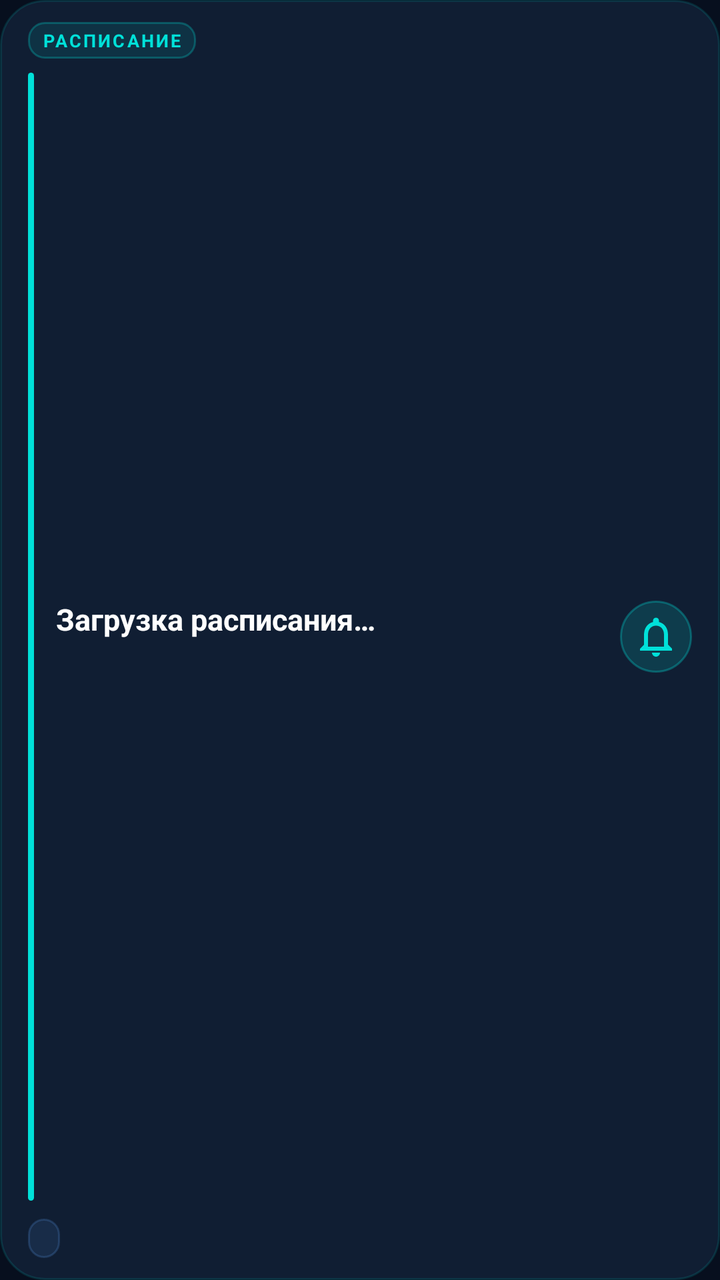
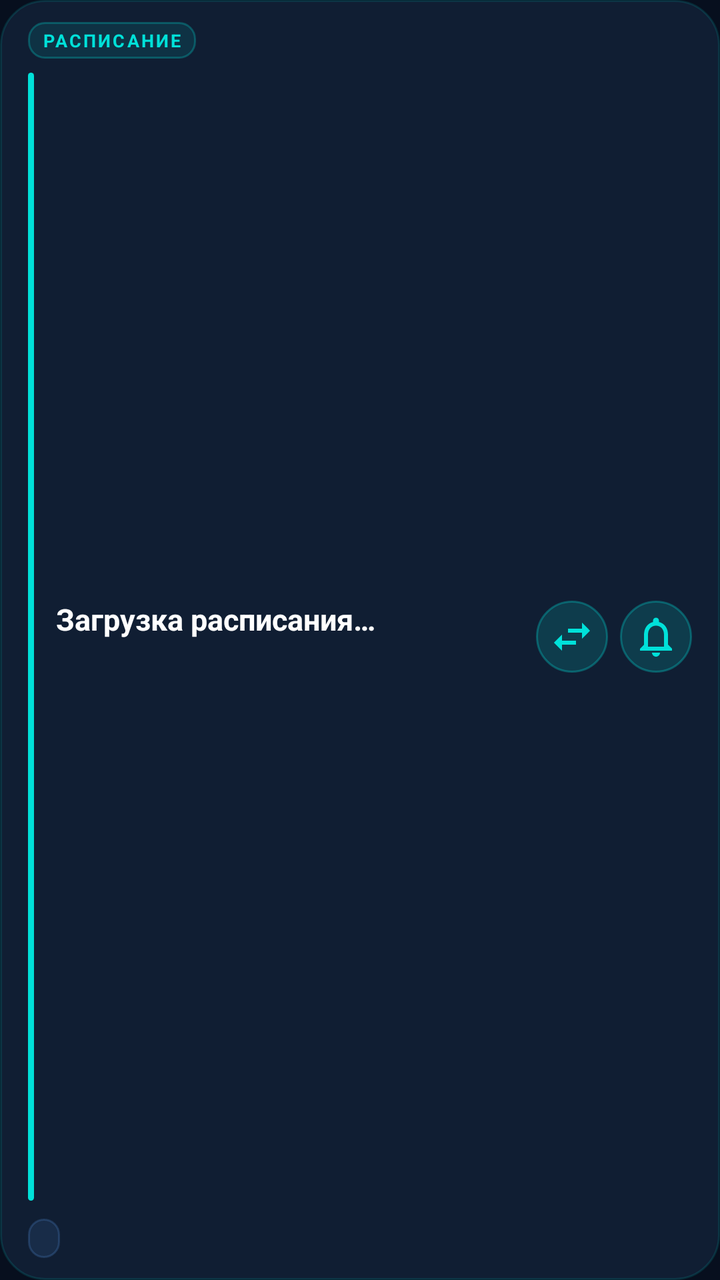

An Android layout rendered at two revisions. The XML below is the earlier revision; the diff shows what the commit changed to produce the second picture.
<!-- AndroidManifest.xml: application theme Theme.RIATTDIU -->
<!-- res/layout/widget_schedule_dark.xml -->
<?xml version="1.0" encoding="utf-8"?>
<LinearLayout xmlns:android="http://schemas.android.com/apk/res/android"
    android:id="@+id/widgetRoot"
    android:layout_width="match_parent"
    android:layout_height="match_parent"
    android:orientation="vertical"
    android:background="@drawable/bg_widget_glass_dark"
    android:padding="0dp">

    
    <LinearLayout
        android:layout_width="match_parent"
        android:layout_height="wrap_content"
        android:orientation="horizontal"
        android:gravity="center_vertical"
        android:paddingStart="14dp"
        android:paddingEnd="14dp"
        android:paddingTop="11dp"
        android:paddingBottom="7dp">

        <TextView
            android:id="@+id/tvWidgetStatusTag"
            android:layout_width="wrap_content"
            android:layout_height="wrap_content"
            android:text="РАСПИСАНИЕ"
            android:textColor="#00E1D9"
            android:textSize="9sp"
            android:textStyle="bold"
            android:letterSpacing="0.12"
            android:background="@drawable/bg_widget_tag"
            android:paddingLeft="7dp"
            android:paddingRight="7dp"
            android:paddingTop="3dp"
            android:paddingBottom="3dp" />

        <FrameLayout
            android:layout_width="0dp"
            android:layout_height="1dp"
            android:layout_weight="1" />

        <TextView
            android:id="@+id/tvWidgetTime"
            android:layout_width="wrap_content"
            android:layout_height="wrap_content"
            android:text=""
            android:textColor="#64748B"
            android:textSize="11sp" />
    </LinearLayout>

    
    <LinearLayout
        android:layout_width="match_parent"
        android:layout_height="0dp"
        android:layout_weight="1"
        android:orientation="horizontal"
        android:gravity="center_vertical"
        android:paddingStart="14dp"
        android:paddingEnd="14dp"
        android:paddingBottom="4dp">

        <FrameLayout
            android:layout_width="3dp"
            android:layout_height="match_parent"
            android:layout_marginEnd="11dp"
            android:background="@drawable/bg_widget_indicator" />

        <LinearLayout
            android:layout_width="0dp"
            android:layout_height="wrap_content"
            android:layout_weight="1"
            android:layout_gravity="center_vertical"
            android:orientation="vertical">

            <TextView
                android:id="@+id/tvWidgetSubject"
                android:layout_width="match_parent"
                android:layout_height="wrap_content"
                android:text="Загрузка расписания…"
                android:textColor="#FFFFFF"
                android:textSize="15sp"
                android:textStyle="bold"
                android:maxLines="2"
                android:ellipsize="end"
                android:layout_marginBottom="3dp" />

            <TextView
                android:id="@+id/tvWidgetDetails"
                android:layout_width="match_parent"
                android:layout_height="wrap_content"
                android:text=""
                android:textColor="#94A3B8"
                android:textSize="11sp"
                android:maxLines="1"
                android:ellipsize="end" />
        </LinearLayout>

        <ImageButton
            android:id="@+id/btnWidgetNotify"
            android:layout_width="36dp"
            android:layout_height="36dp"
            android:layout_gravity="center_vertical"
            android:layout_marginStart="8dp"
            android:background="@drawable/bg_widget_icon_btn"
            android:src="@drawable/ic_bell_subtle"
            android:scaleType="centerInside"
            android:contentDescription="Настройка уведомлений" />
    </LinearLayout>

    
    <LinearLayout
        android:layout_width="match_parent"
        android:layout_height="wrap_content"
        android:orientation="horizontal"
        android:gravity="center_vertical"
        android:paddingStart="14dp"
        android:paddingEnd="14dp"
        android:paddingBottom="11dp"
        android:paddingTop="5dp">

        <TextView
            android:id="@+id/tvWidgetGroup"
            android:layout_width="wrap_content"
            android:layout_height="wrap_content"
            android:text=""
            android:textColor="#60A5FA"
            android:textSize="10sp"
            android:textStyle="bold"
            android:background="@drawable/bg_widget_pill"
            android:paddingLeft="8dp"
            android:paddingRight="8dp"
            android:paddingTop="3dp"
            android:paddingBottom="3dp" />

        <FrameLayout
            android:layout_width="0dp"
            android:layout_height="1dp"
            android:layout_weight="1" />

        <TextView
            android:id="@+id/tvWidgetFooter"
            android:layout_width="wrap_content"
            android:layout_height="wrap_content"
            android:text=""
            android:textColor="#475569"
            android:textSize="10sp"
            android:textStyle="bold" />
    </LinearLayout>

</LinearLayout>
<!-- resources referenced by this layout -->
<resources>
  <!-- drawable bg_widget_glass_dark (drawable) -->
  <?xml version="1.0" encoding="utf-8"?>
  <shape xmlns:android="http://schemas.android.com/apk/res/android"
      android:shape="rectangle">
      <corners android:radius="22dp" />
      <solid android:color="#D0132238" />
      <stroke android:width="1dp" android:color="#2200E1D9" />
  </shape>
  <!-- drawable bg_widget_icon_btn (drawable) -->
  <?xml version="1.0" encoding="utf-8"?>
  <shape xmlns:android="http://schemas.android.com/apk/res/android"
      android:shape="oval">
      <solid android:color="#2600E1D9" />
      <stroke android:width="1dp" android:color="#4D00E1D9" />
  </shape>
  <!-- drawable bg_widget_indicator (drawable) -->
  <?xml version="1.0" encoding="utf-8"?>
  <shape xmlns:android="http://schemas.android.com/apk/res/android"
      android:shape="rectangle">
      <corners android:radius="6dp" />
      <solid android:color="#00E1D9" />
  </shape>
  <!-- drawable bg_widget_pill (drawable) -->
  <?xml version="1.0" encoding="utf-8"?>
  <shape xmlns:android="http://schemas.android.com/apk/res/android"
      android:shape="rectangle">
      <corners android:radius="100dp" />
      <solid android:color="#1A60A5FA" />
      <stroke android:width="1dp" android:color="#3360A5FA" />
  </shape>
  <!-- drawable bg_widget_tag (drawable) -->
  <?xml version="1.0" encoding="utf-8"?>
  <shape xmlns:android="http://schemas.android.com/apk/res/android"
      android:shape="rectangle">
      <corners android:radius="8dp" />
      <solid android:color="#1A00E1D9" />
      <stroke android:width="1dp" android:color="#4400E1D9" />
  </shape>
  <!-- drawable ic_bell_subtle (drawable) -->
  <vector xmlns:android="http://schemas.android.com/apk/res/android"
      android:width="24dp"
      android:height="24dp"
      android:viewportWidth="24"
      android:viewportHeight="24">
      <path
          android:fillColor="#00E1D9"
          android:pathData="M12,22c1.1,0 2,-0.9 2,-2h-4c0,1.1 0.9,2 2,2zM18,16v-5c0,-3.07 -1.63,-5.64 -4.5,-6.32V4c0,-0.83 -0.67,-1.5 -1.5,-1.5s-1.5,0.67 -1.5,1.5v0.68C7.64,5.36 6,7.92 6,11v5l-2,2v1h16v-1l-2,-2zm-2,1H8v-6c0,-2.48 1.51,-4.5 4,-4.5s4,2.02 4,4.5v6z"/>
  </vector>
  <color name="primary">#004899</color>
  <color name="primary_dark">#002b5c</color>
  <color name="accent">#00e1d9</color>
  <color name="accent_dark">#00b8b2</color>
  <color name="surface_dark">#101d35</color>
  <color name="bg_dark">#070f1e</color>
  <style name="BottomNavStyle" parent="Widget.Material3.BottomNavigationView">
          <item name="android:background">@color/surface_dark</item>
          <item name="itemIconTint">@color/bottom_nav_icon_color</item>
          <item name="itemTextColor">@color/bottom_nav_icon_color</item>
          <item name="itemActiveIndicatorStyle">@style/BottomNavIndicator</item>
      </style>
  <style name="BottomNavIndicator" parent="Widget.Material3.BottomNavigationView.ActiveIndicator">
          <item name="android:color">#1a004899</item>
          <item name="shapeAppearance">@style/ShapeAppearance.Pill</item>
      </style>
  <style name="ShapeAppearance.Pill" parent="">
          <item name="cornerFamily">rounded</item>
          <item name="cornerSize">50%</item>
      </style>
  <!-- unchanged entries left out for length: 1 -->
</resources>

<!-- the commit's change to res/layout/widget_schedule_dark.xml (unified diff, before → after) -->
@@ -95,11 +95,22 @@
         </LinearLayout>
 
         <ImageButton
+            android:id="@+id/btnWidgetMode"
+            android:layout_width="36dp"
+            android:layout_height="36dp"
+            android:layout_gravity="center_vertical"
+            android:layout_marginStart="6dp"
+            android:background="@drawable/bg_widget_icon_btn"
+            android:src="@drawable/ic_swap_cyan"
+            android:scaleType="centerInside"
+            android:contentDescription="Переключить режим пары" />
+
+        <ImageButton
             android:id="@+id/btnWidgetNotify"
             android:layout_width="36dp"
             android:layout_height="36dp"
             android:layout_gravity="center_vertical"
-            android:layout_marginStart="8dp"
+            android:layout_marginStart="6dp"
             android:background="@drawable/bg_widget_icon_btn"
             android:src="@drawable/ic_bell_subtle"
             android:scaleType="centerInside"
<!-- resource entries referenced after the edit -->
@@ -48,6 +48,16 @@
           android:fillColor="#00E1D9"
           android:pathData="M12,22c1.1,0 2,-0.9 2,-2h-4c0,1.1 0.9,2 2,2zM18,16v-5c0,-3.07 -1.63,-5.64 -4.5,-6.32V4c0,-0.83 -0.67,-1.5 -1.5,-1.5s-1.5,0.67 -1.5,1.5v0.68C7.64,5.36 6,7.92 6,11v5l-2,2v1h16v-1l-2,-2zm-2,1H8v-6c0,-2.48 1.51,-4.5 4,-4.5s4,2.02 4,4.5v6z"/>
   </vector>
+  <!-- drawable ic_swap_cyan (drawable) -->
+  <vector xmlns:android="http://schemas.android.com/apk/res/android"
+      android:width="24dp"
+      android:height="24dp"
+      android:viewportWidth="24"
+      android:viewportHeight="24">
+      <path
+          android:fillColor="#00E1D9"
+          android:pathData="M6.99,11L3,15l3.99,4v-3H14v-2H6.99v-3zM21,9l-3.99,-4v3H10v2h7.01v3L21,9z"/>
+  </vector>
   <color name="primary">#004899</color>
   <color name="primary_dark">#002b5c</color>
   <color name="accent">#00e1d9</color>
